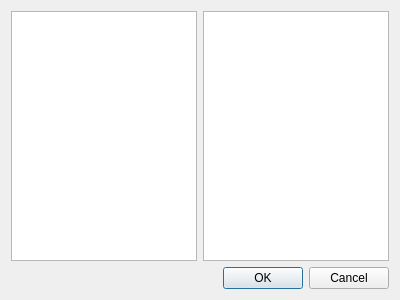
Above: src/qtmemori/dlg_local_memori.ui from 30s/memori_pc before the change. Below: the same form after it.
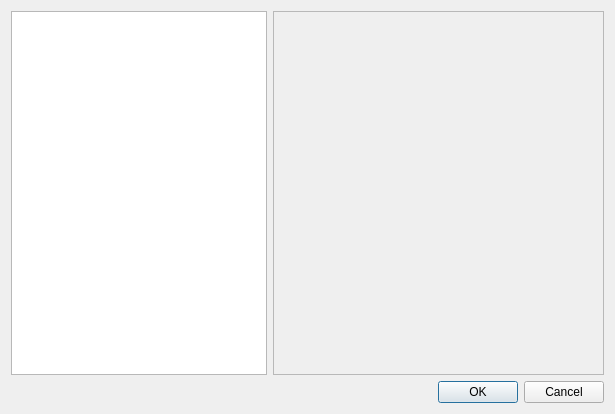
That is the form after the change.

Commit message: * show thumb grid

```diff
--- a/src/qtmemori/dlg_local_memori.ui
+++ b/src/qtmemori/dlg_local_memori.ui
@@ -6,8 +6,8 @@
    <rect>
     <x>0</x>
     <y>0</y>
-    <width>400</width>
-    <height>300</height>
+    <width>615</width>
+    <height>414</height>
    </rect>
   </property>
   <property name="windowTitle">
@@ -15,12 +15,37 @@
   </property>
   <layout class="QVBoxLayout" name="verticalLayout">
    <item>
-    <layout class="QHBoxLayout" name="horizontalLayout">
+    <layout class="QHBoxLayout" name="horizontalLayout_2">
      <item>
-      <widget class="QListWidget" name="lst_memori"/>
+      <widget class="QListWidget" name="lst_memori">
+       <property name="sizePolicy">
+        <sizepolicy hsizetype="Fixed" vsizetype="Expanding">
+         <horstretch>0</horstretch>
+         <verstretch>0</verstretch>
+        </sizepolicy>
+       </property>
+      </widget>
      </item>
      <item>
-      <widget class="QListWidget" name="lst_photos"/>
+      <widget class="QFrame" name="frame">
+       <property name="sizePolicy">
+        <sizepolicy hsizetype="Expanding" vsizetype="Expanding">
+         <horstretch>0</horstretch>
+         <verstretch>0</verstretch>
+        </sizepolicy>
+       </property>
+       <property name="frameShape">
+        <enum>QFrame::StyledPanel</enum>
+       </property>
+       <property name="frameShadow">
+        <enum>QFrame::Raised</enum>
+       </property>
+       <layout class="QHBoxLayout" name="horizontalLayout">
+        <item>
+         <layout class="QGridLayout" name="grid_photos"/>
+        </item>
+       </layout>
+      </widget>
      </item>
     </layout>
    </item>
```
The commit also changes 2 other files.
